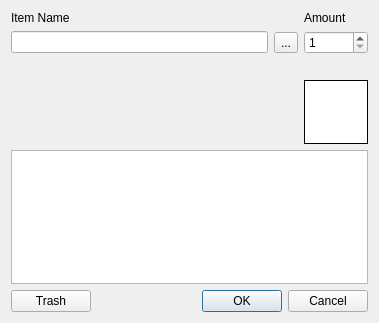
First picture: the form in starcheat/templates/ItemEdit.ui, repository wizzomafizzo/starcheat, before the edit.
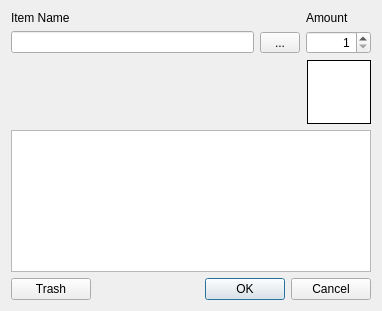
Second picture: the form after the edit.

Diff of the .ui file:
```diff
--- a/starcheat/templates/ItemEdit.ui
+++ b/starcheat/templates/ItemEdit.ui
@@ -9,32 +9,68 @@
    <rect>
     <x>0</x>
     <y>0</y>
-    <width>379</width>
-    <height>323</height>
+    <width>380</width>
+    <height>311</height>
    </rect>
   </property>
+  <property name="sizePolicy">
+   <sizepolicy hsizetype="Expanding" vsizetype="Expanding">
+    <horstretch>0</horstretch>
+    <verstretch>0</verstretch>
+   </sizepolicy>
+  </property>
   <property name="windowTitle">
    <string>Edit Item</string>
   </property>
+  <layout class="QVBoxLayout" name="verticalLayout">
+   <item>
   <layout class="QGridLayout" name="gridLayout">
-   <item row="8" column="0">
-    <widget class="QPushButton" name="trash_button">
-     <property name="enabled">
-      <bool>true</bool>
+     <item row="0" column="0">
+      <widget class="QLabel" name="item_type_label">
+       <property name="sizePolicy">
+        <sizepolicy hsizetype="Expanding" vsizetype="Fixed">
+         <horstretch>0</horstretch>
+         <verstretch>0</verstretch>
+        </sizepolicy>
+       </property>
+       <property name="text">
+        <string>Item Name</string>
+       </property>
+      </widget>
+     </item>
+     <item row="0" column="2">
+      <widget class="QLabel" name="count_label">
+       <property name="sizePolicy">
+        <sizepolicy hsizetype="Expanding" vsizetype="Fixed">
+         <horstretch>0</horstretch>
+         <verstretch>0</verstretch>
+        </sizepolicy>
      </property>
      <property name="maximumSize">
       <size>
-       <width>80</width>
+         <width>65</width>
        <height>16777215</height>
       </size>
      </property>
      <property name="text">
-      <string>Trash</string>
+        <string>Amount</string>
      </property>
     </widget>
    </item>
-   <item row="1" column="2">
+     <item row="1" column="1">
     <widget class="QToolButton" name="load_button">
+       <property name="sizePolicy">
+        <sizepolicy hsizetype="Expanding" vsizetype="Fixed">
+         <horstretch>0</horstretch>
+         <verstretch>0</verstretch>
+        </sizepolicy>
+       </property>
+       <property name="maximumSize">
+        <size>
+         <width>40</width>
+         <height>16777215</height>
+        </size>
+       </property>
      <property name="text">
       <string>...</string>
      </property>
@@ -43,8 +79,23 @@
      </property>
     </widget>
    </item>
-   <item row="1" column="3">
+     <item row="1" column="2">
     <widget class="QSpinBox" name="count">
+       <property name="sizePolicy">
+        <sizepolicy hsizetype="Expanding" vsizetype="Fixed">
+         <horstretch>0</horstretch>
+         <verstretch>0</verstretch>
+        </sizepolicy>
+       </property>
+       <property name="maximumSize">
+        <size>
+         <width>65</width>
+         <height>16777215</height>
+        </size>
+       </property>
+       <property name="alignment">
+        <set>Qt::AlignRight|Qt::AlignTrailing|Qt::AlignVCenter</set>
+       </property>
      <property name="minimum">
       <number>1</number>
      </property>
@@ -56,22 +107,86 @@
      </property>
     </widget>
    </item>
+     <item row="1" column="0">
+      <widget class="QLineEdit" name="item_type">
+       <property name="sizePolicy">
+        <sizepolicy hsizetype="Expanding" vsizetype="Fixed">
+         <horstretch>0</horstretch>
+         <verstretch>0</verstretch>
+        </sizepolicy>
+       </property>
+      </widget>
+     </item>
+    </layout>
+   </item>
+   <item>
+    <layout class="QGridLayout" name="gridLayout_2">
    <item row="0" column="0">
-    <widget class="QLabel" name="item_type_label">
+      <widget class="QLabel" name="short_desc">
+       <property name="sizePolicy">
+        <sizepolicy hsizetype="Expanding" vsizetype="Preferred">
+         <horstretch>0</horstretch>
+         <verstretch>0</verstretch>
+        </sizepolicy>
+       </property>
+       <property name="maximumSize">
+        <size>
+         <width>16777215</width>
+         <height>15</height>
+        </size>
+       </property>
+       <property name="font">
+        <font>
+         <underline>true</underline>
+        </font>
+       </property>
      <property name="text">
-      <string>Item Name</string>
+        <string>&lt;empty slot&gt;</string>
      </property>
     </widget>
    </item>
-   <item row="0" column="3">
-    <widget class="QLabel" name="count_label">
+     <item row="0" column="1" rowspan="2">
+      <widget class="QLabel" name="icon">
+       <property name="sizePolicy">
+        <sizepolicy hsizetype="Expanding" vsizetype="Preferred">
+         <horstretch>0</horstretch>
+         <verstretch>0</verstretch>
+        </sizepolicy>
+       </property>
+       <property name="minimumSize">
+        <size>
+         <width>64</width>
+         <height>64</height>
+        </size>
+       </property>
+       <property name="maximumSize">
+        <size>
+         <width>64</width>
+         <height>64</height>
+        </size>
+       </property>
+       <property name="styleSheet">
+        <string notr="true">background-color: white</string>
+       </property>
+       <property name="frameShape">
+        <enum>QFrame::Box</enum>
+       </property>
      <property name="text">
-      <string>Amount</string>
-     </property>
-    </widget>
-   </item>
-   <item row="3" column="0" colspan="3">
+        <string/>
+       </property>
+       <property name="alignment">
+        <set>Qt::AlignCenter</set>
+       </property>
+      </widget>
+     </item>
+     <item row="1" column="0">
     <widget class="QLabel" name="desc">
+       <property name="sizePolicy">
+        <sizepolicy hsizetype="Expanding" vsizetype="Preferred">
+         <horstretch>0</horstretch>
+         <verstretch>0</verstretch>
+        </sizepolicy>
+       </property>
      <property name="font">
       <font>
        <pointsize>8</pointsize>
@@ -88,8 +203,16 @@
      </property>
     </widget>
    </item>
-   <item row="7" column="0" colspan="4">
+    </layout>
+   </item>
+   <item>
     <widget class="QTableWidget" name="variant">
+     <property name="minimumSize">
+      <size>
+       <width>360</width>
+       <height>0</height>
+      </size>
+     </property>
      <property name="editTriggers">
       <set>QAbstractItemView::NoEditTriggers</set>
      </property>
@@ -121,19 +244,25 @@
      </column>
     </widget>
    </item>
-   <item row="2" column="0" colspan="4">
-    <widget class="QLabel" name="short_desc">
-     <property name="font">
-      <font>
-       <underline>true</underline>
-      </font>
+   <item>
+    <layout class="QGridLayout" name="gridLayout_3">
+     <item row="0" column="0">
+      <widget class="QPushButton" name="trash_button">
+       <property name="enabled">
+        <bool>true</bool>
+       </property>
+       <property name="maximumSize">
+        <size>
+         <width>80</width>
+         <height>16777215</height>
+        </size>
      </property>
      <property name="text">
-      <string>&lt;empty slot&gt;</string>
+        <string>Trash</string>
      </property>
     </widget>
    </item>
-   <item row="8" column="1" colspan="3">
+     <item row="0" column="1">
     <widget class="QDialogButtonBox" name="buttonBox">
      <property name="orientation">
       <enum>Qt::Horizontal</enum>
@@ -143,36 +272,7 @@
      </property>
     </widget>
    </item>
-   <item row="1" column="0" colspan="2">
-    <widget class="QLineEdit" name="item_type"/>
-   </item>
-   <item row="3" column="3">
-    <widget class="QLabel" name="icon">
-     <property name="minimumSize">
-      <size>
-       <width>64</width>
-       <height>64</height>
-      </size>
-     </property>
-     <property name="maximumSize">
-      <size>
-       <width>64</width>
-       <height>64</height>
-      </size>
-     </property>
-     <property name="styleSheet">
-      <string notr="true">background-color: white</string>
-     </property>
-     <property name="frameShape">
-      <enum>QFrame::Box</enum>
-     </property>
-     <property name="text">
-      <string/>
-     </property>
-     <property name="alignment">
-      <set>Qt::AlignCenter</set>
-     </property>
-    </widget>
+    </layout>
    </item>
   </layout>
  </widget>
```
Lines whose indentation alone changed are shown as unchanged.
